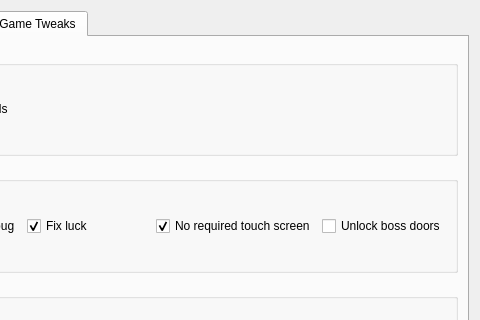
Before: the Qt Designer form randomizer.ui in LagoLunatic/dsvrandom, drawn with Qt 5; both pictures show x 160 to 640 and y 0 to 320 of the 640 by 555 pixel window.
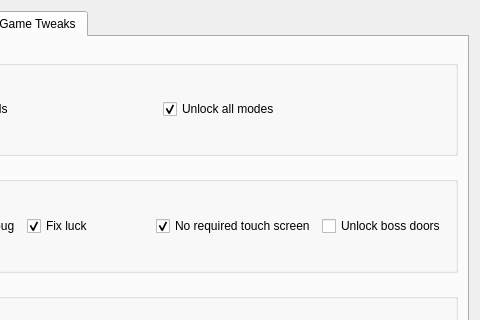
After: the same form once the commit is applied. The open tabs and pages were chosen to show the change. Icons and pictures are not drawn.

Commit message: Add option to unlock everything from the start

The edit to the form file:
```diff
--- a/randomizer.ui
+++ b/randomizer.ui
@@ -322,6 +322,16 @@
             </property>
            </widget>
           </item>
+          <item>
+           <widget class="QCheckBox" name="unlock_all_modes">
+            <property name="text">
+             <string>Unlock all modes</string>
+            </property>
+            <property name="checked">
+             <bool>true</bool>
+            </property>
+           </widget>
+          </item>
          </layout>
         </widget>
        </item>
```
The commit also changes 1 other file.
